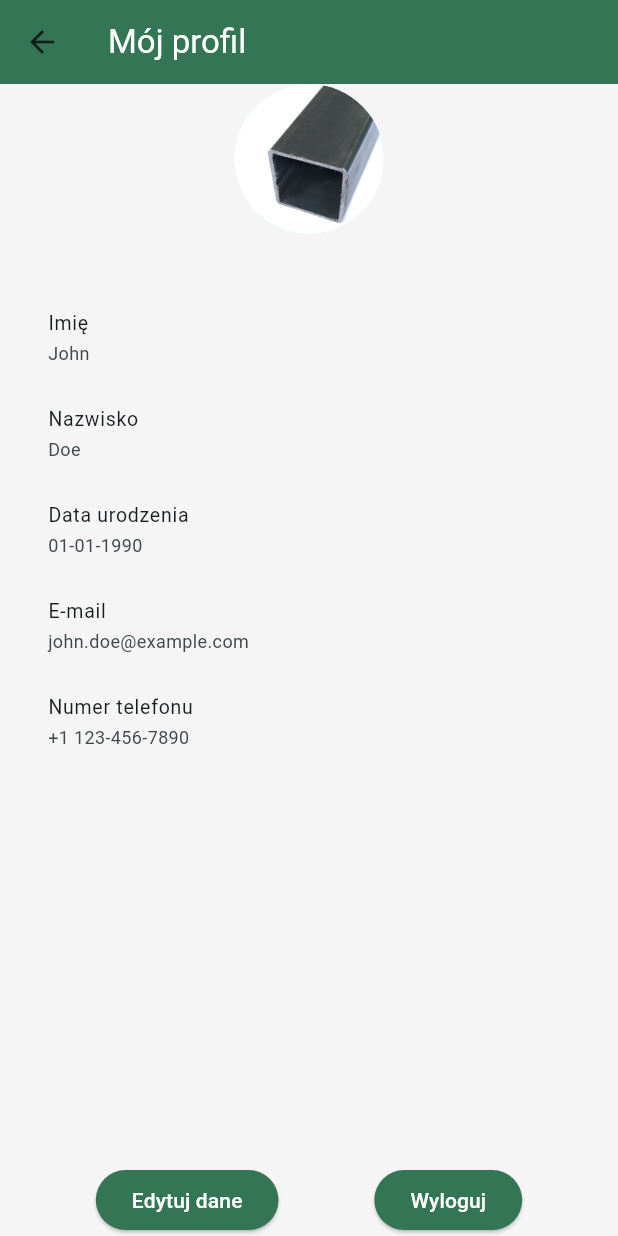
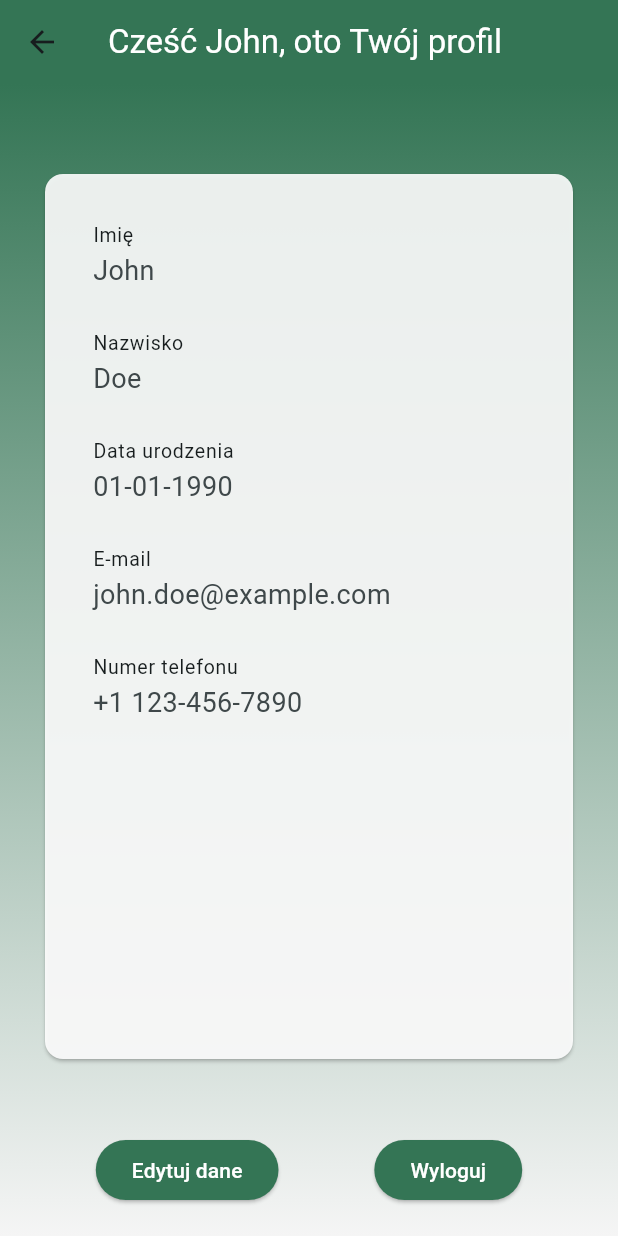
Before and after one commit to HappyHunt/travel_app, a Flutter app: the Profile screen opened directly, on a phone screen of 412 x 824 dp. Run offline on Flutter 3.47's test engine with Material 3 defaults, Android fonts, the phone set to English and light mode, and no system bars; our stand-ins replace firebase_auth, firebase_core, flutter_calendar_carousel, google_sign_in; accounts and stored records are empty; network calls fail.

Commit message:
profile_page

```diff
--- a/lib/pages/profile/profile_page.dart
+++ b/lib/pages/profile/profile_page.dart
@@ -3,7 +3,7 @@ import 'package:flutter/material.dart';
 import 'package:travel_app/main.dart';
 
 class Profile extends StatefulWidget {
-  const Profile({super.key});
+  const Profile({Key? key}) : super(key: key);
 
   @override
   _ProfileState createState() => _ProfileState();
@@ -97,49 +97,51 @@ class _ProfileState extends State<Profile> {
   Widget build(BuildContext context) {
     return Scaffold(
       appBar: AppBar(
-        title: const Text('Mój profil', style: TextStyle(color: Colors.white)),
+        title: Text('Cześć $name, oto Twój profil', style: TextStyle(color: Colors.white)),
         backgroundColor: appTheme.secondaryHeaderColor,
       ),
-      body: Center(
+      body: Container(
+        child: Container(
+          decoration: BoxDecoration(
+            gradient: LinearGradient(
+            begin: Alignment.topCenter,
+            end: Alignment.bottomCenter,
+            colors: [appTheme.secondaryHeaderColor, appTheme.scaffoldBackgroundColor],
+            ),
+            ),
           child: Column(
             mainAxisAlignment: MainAxisAlignment.center,
             children: [
-            const CircleAvatar(
-              radius: 50,
-              backgroundImage: AssetImage(
-                  'assets/profil.jpg'),
-            ),
-            SizedBox(height: 20),
+              SizedBox(height: 30),
               Expanded(
+                child: Card(
+                  margin: const EdgeInsets.all(30.0),
+                  color: Colors.white.withOpacity(0.9),
                   child: ListView(
                     padding: const EdgeInsets.all(16.0),
                     children: [
                       ListTile(
-                    title: Text('Imię'),
-                    subtitle: Text(name),
-                    dense: true,
+                        title: Text('Imię', style: TextStyle(fontSize: 13.0)),
+                        subtitle: Text(name, style: TextStyle(fontSize: 18.0)),
                       ),
                       ListTile(
-                    title: Text('Nazwisko'),
-                    subtitle: Text(lastName),
-                    dense: true,
+                        title: Text('Nazwisko', style: TextStyle(fontSize: 13.0)),
+                        subtitle: Text(lastName, style: TextStyle(fontSize: 18.0)),
                       ),
                       ListTile(
-                    title: Text('Data urodzenia'),
-                    subtitle: Text(birthDate),
-                    dense: true,
+                        title: Text('Data urodzenia', style: TextStyle(fontSize: 13.0)),
+                        subtitle: Text(birthDate, style: TextStyle(fontSize: 18.0)),
                       ),
                       ListTile(
-                    title: Text('E-mail'),
-                    subtitle: Text(email),
-                    dense: true,
+                        title: Text('E-mail', style: TextStyle(fontSize: 13.0)),
+                        subtitle: Text(email, style: TextStyle(fontSize: 18.0)),
                       ),
                       ListTile(
-                    title: Text('Numer telefonu'),
-                    subtitle: Text(phoneNumber),
-                    dense: true,
+                        title: Text('Numer telefonu', style: TextStyle(fontSize: 13.0)),
+                        subtitle: Text(phoneNumber, style: TextStyle(fontSize: 18.0)),
                       ),
                     ],
+                  ),
                 ),
               ),
               SizedBox(height: 20),
@@ -170,7 +172,9 @@ class _ProfileState extends State<Profile> {
                   ),
                 ],
               ),
+              SizedBox(height: 20),
             ],
+          ),
         ),
       ),
     );
```
Lines whose indentation alone changed are shown as unchanged.
